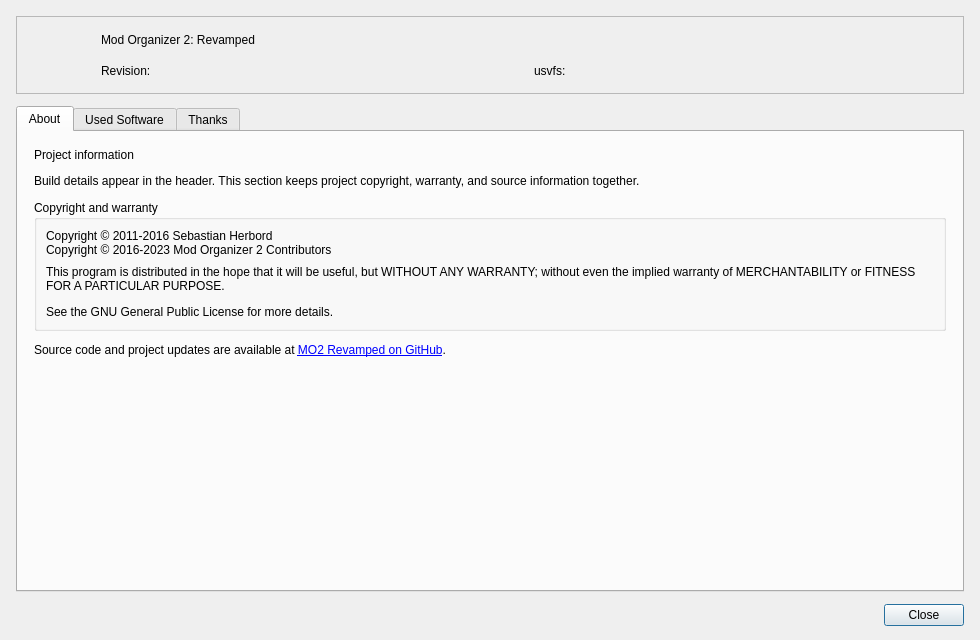
The window that source/modorganizer/src/aboutdialog.ui (ArialSenki/MO2-Revamped) describes before a commit, drawn with Qt 5.
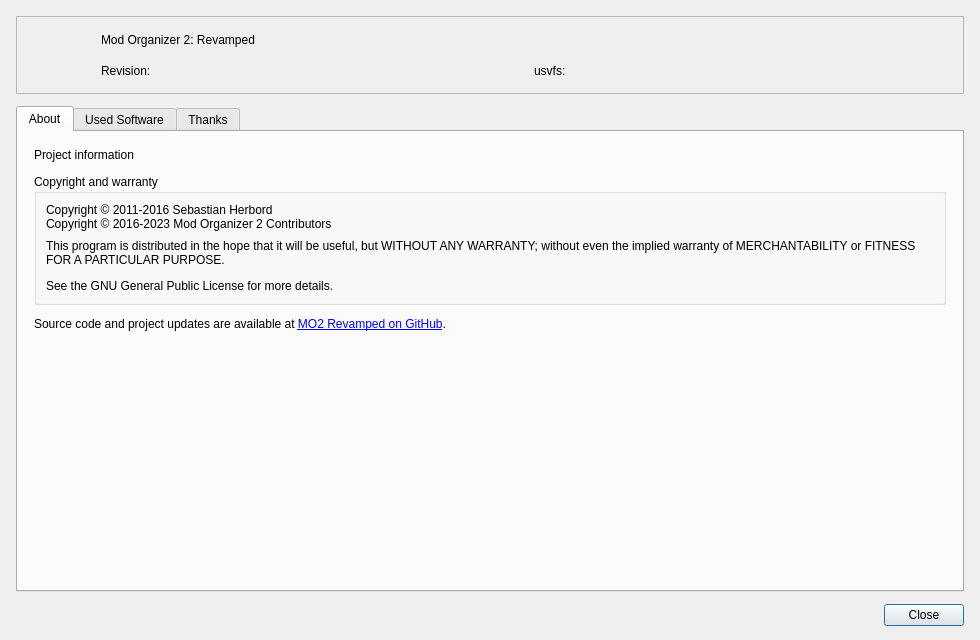
The same window after the commit. Icons and pictures are not drawn. Custom widgets are drawn as their Qt base class.

```diff
--- a/source/modorganizer/src/aboutdialog.ui
+++ b/source/modorganizer/src/aboutdialog.ui
@@ -169,16 +169,6 @@
            </property>
           </widget>
          </item>
-         <item>
-          <widget class="QLabel" name="aboutSummary">
-           <property name="text">
-            <string>Build details appear in the header. This section keeps project copyright, warranty, and source information together.</string>
-           </property>
-           <property name="wordWrap">
-            <bool>true</bool>
-           </property>
-          </widget>
-         </item>
          <item>
           <widget class="QGroupBox" name="legalGroup">
            <property name="title">
```
